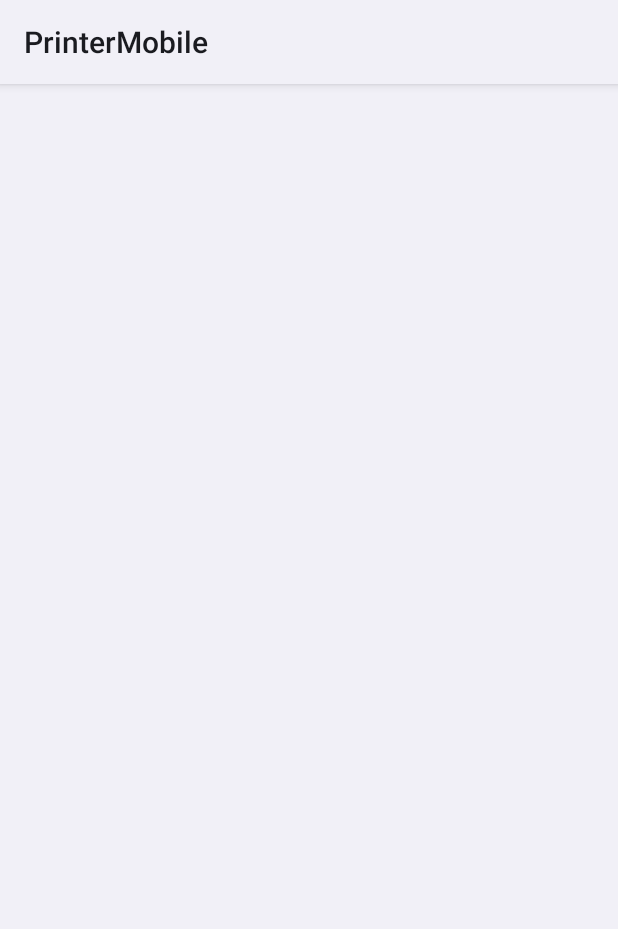
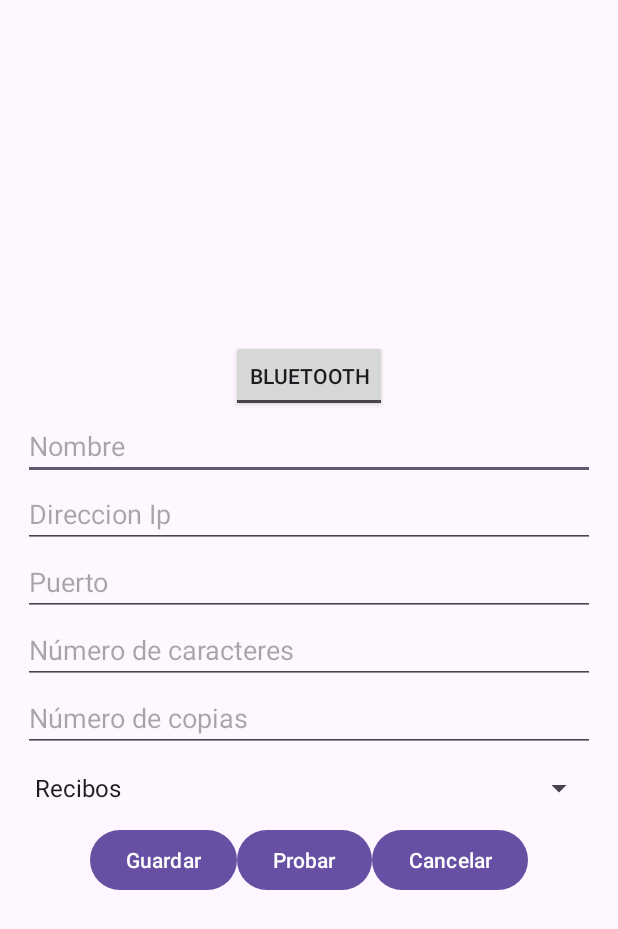
Before and after one commit to AriosaWanqara/printers-mobile, an Android app: the AddPrinterActivity screen opened directly, with no data from a screen before it, on a phone screen of 412 x 824 dp. Shown: the top 929 px of the screen. Run offline under Robolectric (Android 15) with nearby library versions, the phone set to English and light mode, and no system bars.

Commit message:
some change

```diff
--- a/app/src/main/AndroidManifest.xml
+++ b/app/src/main/AndroidManifest.xml
@@ -16,6 +16,7 @@
         android:theme="@style/Theme.App.Started"
         tools:targetApi="31">
         <activity
+            android:theme="@style/Theme.PrinterMobile"
             android:name=".ui.Views.AddPrinterActivity"
             android:exported="false" />
         <activity
--- a/app/src/main/java/com/example/printermobile/core/document/documentType.kt
+++ b/app/src/main/java/com/example/printermobile/core/document/documentType.kt
@@ -3,15 +3,25 @@ package com.example.printermobile.core.document
 class documentType(){
     private val documentMap : Map<String,String> = mapOf(
         "R" to "Recibos",
-        "FE" to "Factura electronica"
+        "FE" to "Factura electronica",
+        "PT" to "Pretickets",
+        "CC" to "Comandas cocina",
+        "CB" to "Comandas barra",
+        "CO" to "Comandas otros",
+        "CD" to "Cotizaciones detalladas",
+        "CR" to "Cotizaciones resumidas",
+        "GD" to "Gaveta de dinero",
+        "CDC" to "Cierre de caja"
     )
 
     fun getDocuments():MutableList<String>{
-        var list:MutableList<String> = mutableListOf()
+        val list:MutableList<String> = mutableListOf()
         this.documentMap.map { document ->
              list.add(document.value)
         }
         return list
     }
-
+    fun findDocumentByKey(key:String): String? {
+        return this.documentMap[key]
+    }
 }
--- a/app/src/main/java/com/example/printermobile/data/database/dao/PrinterDAO.kt
+++ b/app/src/main/java/com/example/printermobile/data/database/dao/PrinterDAO.kt
@@ -12,6 +12,8 @@ interface PrinterDAO {
 
     @Query("SELECT * FROM Printers")
     fun getAll(): List<Printers>
+    @Query("SELECT * FROM Printers WHERE document_type IN (:documentType)")
+    fun getPrinterByDocumentType(documentType:String): Printers?
 
     @Query("SELECT * FROM Printers WHERE id IN (:userIds)")
     fun loadAllByIds(userIds: IntArray): List<Printers>
--- a/app/src/main/java/com/example/printermobile/domain/models/Printers.kt
+++ b/app/src/main/java/com/example/printermobile/domain/models/Printers.kt
@@ -1,11 +1,30 @@
 package com.example.printermobile.domain.models
 
-data class Printers(
-    val id: Int,
-    val fontSize: String,
-    val documentType: String,
-    val copyNumber: Int,
-    val charactersNumber: Int,
-    val isWifi: Boolean,
+class Printers {
+    val id: Int
+    val fontSize: String
+    val documentType: String
+    val copyNumber: Int
+    val charactersNumber: Int
+    val isWifi: Boolean
     val address: String?
-)
+
+    constructor(
+        id: Int,
+        fontSize: String,
+        documentType: String,
+        copyNumber: Int,
+        charactersNumber: Int,
+        isWifi: Boolean,
+        address: String?
+    ) {
+        this.id = id
+        this.fontSize = fontSize
+        this.documentType = documentType
+        this.copyNumber = copyNumber
+        this.charactersNumber = charactersNumber
+        this.isWifi = isWifi
+        this.address = address
+    }
+
+}
--- a/app/src/main/java/com/example/printermobile/domain/services/GetAllPrinters.kt
+++ b/app/src/main/java/com/example/printermobile/domain/services/GetAllPrinters.kt
@@ -17,4 +17,6 @@ class GetAllPrinters {
             Printers(10, "B", "Cierre de gaveta", 1, 32, true, "192.168.100.70"),
         )
     }
+
+
 }
--- a/app/src/main/java/com/example/printermobile/ui/Views/AddPrinterActivity.kt
+++ b/app/src/main/java/com/example/printermobile/ui/Views/AddPrinterActivity.kt
@@ -2,24 +2,40 @@ package com.example.printermobile.ui.Views
 
 import androidx.appcompat.app.AppCompatActivity
 import android.os.Bundle
+import android.widget.ArrayAdapter
 import com.example.printermobile.R
+import com.example.printermobile.core.document.documentType
 import com.example.printermobile.databinding.ActivityAddPrinterBinding
+import com.example.printermobile.domain.models.Printers
 
 class AddPrinterActivity : AppCompatActivity() {
     private lateinit var binding: ActivityAddPrinterBinding
+    private lateinit var name:String
+    private lateinit var ipAddress:String
+    private lateinit var documentTypeSelected:String
+    private var port:Int = 0
+    private var characters:Int = 0
+    private var copies:Int = 0
+    private var isWifi:Boolean = true
     override fun onCreate(savedInstanceState: Bundle?) {
         super.onCreate(savedInstanceState)
         binding = ActivityAddPrinterBinding.inflate(layoutInflater)
         setContentView(binding.root)
+
         initUI()
         initListeners()
     }
 
     private fun initUI(){
-
+        val documentType:documentType = documentType()
+        val adapter = ArrayAdapter<String>(
+            this,
+            android.R.layout.simple_spinner_dropdown_item,
+            documentType.getDocuments()
+        )
+        binding.spDocumentType.adapter = adapter
     }
 
     private fun initListeners(){
-
     }
 }
--- a/app/src/main/java/com/example/printermobile/ui/Views/MainActivity.kt
+++ b/app/src/main/java/com/example/printermobile/ui/Views/MainActivity.kt
@@ -1,39 +1,19 @@
 package com.example.printermobile.ui.Views
 
 import android.animation.ObjectAnimator
-import android.content.pm.PackageManager
-import android.os.Build
+import android.content.Intent
 import android.os.Bundle
 import android.view.View
-import android.view.WindowInsets
-import android.view.WindowManager
 import android.view.animation.AnticipateInterpolator
-import android.widget.LinearLayout
-import android.widget.Toast
 import androidx.appcompat.app.AppCompatActivity
 import androidx.core.animation.doOnEnd
-import androidx.core.content.ContextCompat
 import androidx.core.splashscreen.SplashScreen.Companion.installSplashScreen
-import androidx.drawerlayout.R
-import androidx.lifecycle.whenStarted
-import androidx.lifecycle.withStarted
 import androidx.recyclerview.widget.LinearLayoutManager
-import com.example.printermobile.core.document.documentType
-import com.example.printermobile.core.print.EscposCoffee
-import com.example.printermobile.core.print.messageBuilder.BodyBuilder
-import com.example.printermobile.core.print.messageBuilder.MediaBuilder
-import com.example.printermobile.core.print.test.PrintWifiTest
 import com.example.printermobile.databinding.ActivityMainBinding
 import com.example.printermobile.domain.models.Printers
 import com.example.printermobile.domain.services.GetAllPrinters
 import com.example.printermobile.ui.Views.Printer.ListPrinterAdapter
-import com.github.anastaciocintra.escpos.Style
-import com.github.anastaciocintra.output.TcpIpOutputStream
 import dagger.hilt.android.AndroidEntryPoint
-import kotlinx.coroutines.CoroutineScope
-import kotlinx.coroutines.Dispatchers
-import kotlinx.coroutines.launch
-import java.io.IOException
 
 @AndroidEntryPoint
 class MainActivity : AppCompatActivity() {
@@ -60,12 +40,20 @@ class MainActivity : AppCompatActivity() {
 
         screenSplash.setKeepOnScreenCondition { false }
         initUI()
+        initListeners()
     }
 
     private fun initUI(){
-        var printers:MutableList<Printers> = GetAllPrinters().getAll()
+        val printers:MutableList<Printers> = GetAllPrinters().getAll()
         binding.rvPrinterList.layoutManager = LinearLayoutManager(this)
         binding.rvPrinterList.adapter = ListPrinterAdapter(printers)
+    }
+
+    private fun initListeners(){
+        binding.fabAddPrinter.setOnClickListener {
+            val intent = Intent(this,AddPrinterActivity::class.java)
+            startActivity(intent)
+        }
     }
 
 //    private fun printWifi(host: String, port: Int) {
--- a/app/src/main/res/layout/activity_add_printer.xml
+++ b/app/src/main/res/layout/activity_add_printer.xml
@@ -6,4 +6,77 @@
     android:layout_height="match_parent"
     tools:context=".ui.Views.AddPrinterActivity">
 
+    <LinearLayout
+        android:layout_width="match_parent"
+        android:layout_height="wrap_content"
+        android:orientation="vertical"
+        app:layout_constraintBottom_toBottomOf="parent"
+        app:layout_constraintEnd_toEndOf="parent"
+        android:layout_marginHorizontal="15dp"
+        app:layout_constraintStart_toStartOf="parent"
+        app:layout_constraintTop_toTopOf="parent">
+
+        <ToggleButton
+            android:layout_width="wrap_content"
+            android:layout_height="wrap_content"
+            android:textOn="Wifi"
+            android:textOff="Bluetooth"
+            android:layout_gravity="center"
+            />
+        <EditText
+            android:id="@+id/etName"
+            android:layout_width="match_parent"
+            android:hint="Nombre"
+            android:layout_height="wrap_content"/>
+        <EditText
+            android:id="@+id/etIPAddress"
+            android:hint="Direccion Ip"
+            android:layout_width="match_parent"
+            android:layout_height="wrap_content"/>
+        <EditText
+            android:id="@+id/etPort"
+            android:hint="Puerto"
+            android:inputType="number"
+            android:layout_width="match_parent"
+            android:layout_height="wrap_content"/>
+        <EditText
+            android:id="@+id/etCharacters"
+            android:hint="Número de caracteres"
+            android:inputType="number"
+            android:layout_width="match_parent"
+            android:layout_height="wrap_content"/>
+        <EditText
+            android:id="@+id/etCopies"
+            android:hint="Número de copias"
+            android:inputType="number"
+            android:layout_width="match_parent"
+            android:layout_height="wrap_content"/>
+        <Spinner
+            android:id="@+id/spDocumentType"
+            android:hint="Tipo de documento"
+            android:layout_width="match_parent"
+            android:layout_height="wrap_content"/>
+        <LinearLayout
+            android:layout_width="match_parent"
+            android:layout_height="wrap_content"
+            android:gravity="center"
+            android:orientation="horizontal"
+            >
+            <Button
+                android:id="@+id/btnSave"
+                android:text="Guardar"
+                android:layout_width="wrap_content"
+                android:layout_height="wrap_content"/>
+            <Button
+                android:id="@+id/btnPrintTest"
+                android:text="Probar"
+                android:layout_width="wrap_content"
+                android:layout_height="wrap_content"/>
+            <Button
+                android:id="@+id/btnBack"
+                android:text="Cancelar"
+                android:layout_width="wrap_content"
+                android:layout_height="wrap_content"/>
+        </LinearLayout>
+    </LinearLayout>
 </androidx.constraintlayout.widget.ConstraintLayout>
--- a/app/src/main/res/layout/activity_main.xml
+++ b/app/src/main/res/layout/activity_main.xml
@@ -13,12 +13,14 @@
         android:layout_margin="0dp"
         android:padding="0dp"
         tools:context=".ui.Views.MainActivity">
+
         <com.google.android.material.card.MaterialCardView
             android:id="@+id/materialCardView"
             style="@style/CustomCardHeaderCorner"
             android:layout_width="match_parent"
             android:layout_height="200dp"
-            android:backgroundTint="@color/illarli_red"
+            android:layout_margin="0dp"
+            android:backgroundTint="@color/illarli_orange"
             app:layout_constraintEnd_toEndOf="parent"
             app:layout_constraintStart_toStartOf="parent"
             app:layout_constraintTop_toTopOf="parent">
@@ -59,7 +61,7 @@
         android:layout_marginHorizontal="32dp"
         android:layout_marginBottom="40dp"
         android:src="@android:drawable/ic_input_add"
-        app:backgroundTint="@color/illarli_red"
+        app:backgroundTint="@color/illarli_orange"
         app:fabSize="normal"
         android:layout_gravity="end|bottom"
         app:tint="@color/white"
--- a/app/src/main/res/values/colors.xml
+++ b/app/src/main/res/values/colors.xml
@@ -4,4 +4,5 @@
     <color name="white">#FFFFFFFF</color>
     <color name="illarli_red">#C71624</color>
     <color name="illarli_blue">#094b7b</color>
+    <color name="illarli_orange">#ee7a04</color>
 </resources>
```
